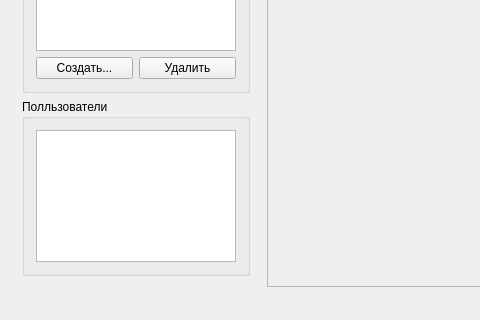
Above: client/notepadwindow.ui from khomuttsov/netNotepad before the change; both pictures show x 0 to 480 and y 328 to 648 of the 778 by 648 pixel window. Below: the same form after it.
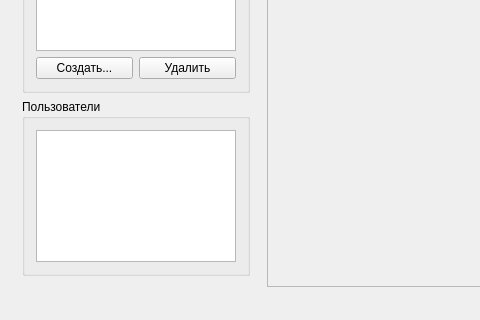
That is the form after the change. Custom widgets are drawn as their Qt base class.

Commit message: Исправлена ошибка в слове пользователи.

Diff of the .ui file:
```diff
--- a/client/notepadwindow.ui
+++ b/client/notepadwindow.ui
@@ -158,7 +158,7 @@
        <item>
         <widget class="QGroupBox" name="usersBox">
          <property name="title">
-          <string>Полльзователи</string>
+          <string>Пользователи</string>
          </property>
          <layout class="QVBoxLayout" name="verticalLayout_3">
           <item>
```
